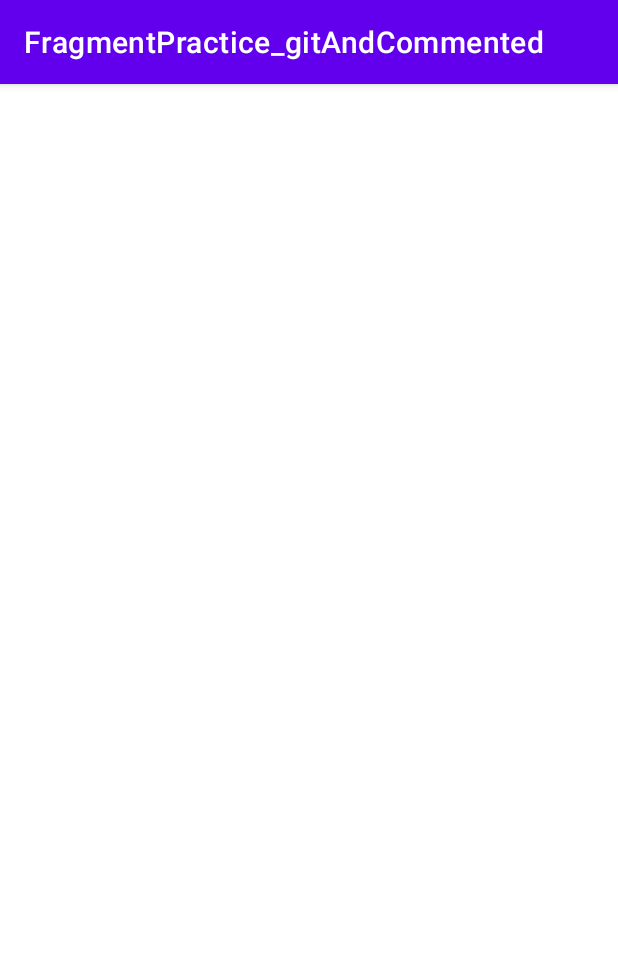
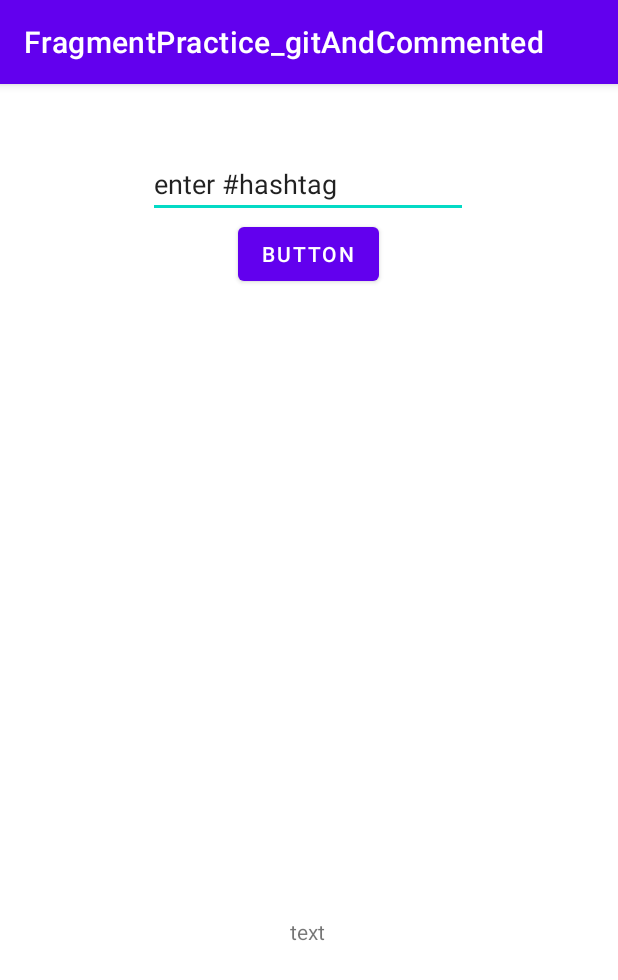
Before and after one commit to chapeI/fragments, an Android app: the screen it shows after launch (MainActivity), on a phone screen of 412 x 824 dp. Shown: the top 980 px of the screen. Run offline under Robolectric (Android 15) with nearby library versions, the phone set to English and light mode, and no system bars.

Commit message:
2)  adding fragments to main

```diff
--- a/app/src/main/res/layout/activity_main.xml
+++ b/app/src/main/res/layout/activity_main.xml
@@ -4,4 +4,30 @@
     xmlns:tools="http://schemas.android.com/tools"
     android:layout_width="match_parent"
     android:layout_height="match_parent"
-    tools:context=".MainActivity"/>
+    tools:context=".MainActivity">
+
+    <fragment
+        android:id="@+id/fragment1"
+        android:name="com.example.fragmentpractice_gitandcommented.FragmentA"
+        android:layout_width="wrap_content"
+        android:layout_height="wrap_content"
+        android:layout_marginTop="44dp"
+        app:layout_constraintEnd_toEndOf="parent"
+        app:layout_constraintHorizontal_bias="0.497"
+        app:layout_constraintStart_toStartOf="parent"
+        app:layout_constraintTop_toTopOf="parent"
+        tools:layout="@layout/fragment_a" />
+
+    <fragment
+        android:id="@+id/fragment2"
+        android:name="com.example.fragmentpractice_gitandcommented.FragmentB"
+        android:layout_width="184dp"
+        android:layout_height="320dp"
+        app:layout_constraintBottom_toBottomOf="parent"
+        app:layout_constraintEnd_toEndOf="parent"
+        app:layout_constraintHorizontal_bias="0.498"
+        app:layout_constraintStart_toStartOf="parent"
+        app:layout_constraintTop_toBottomOf="@+id/fragment1"
+        app:layout_constraintVertical_bias="0.505"
+        tools:layout="@layout/fragment_b" />
+</androidx.constraintlayout.widget.ConstraintLayout>
```
